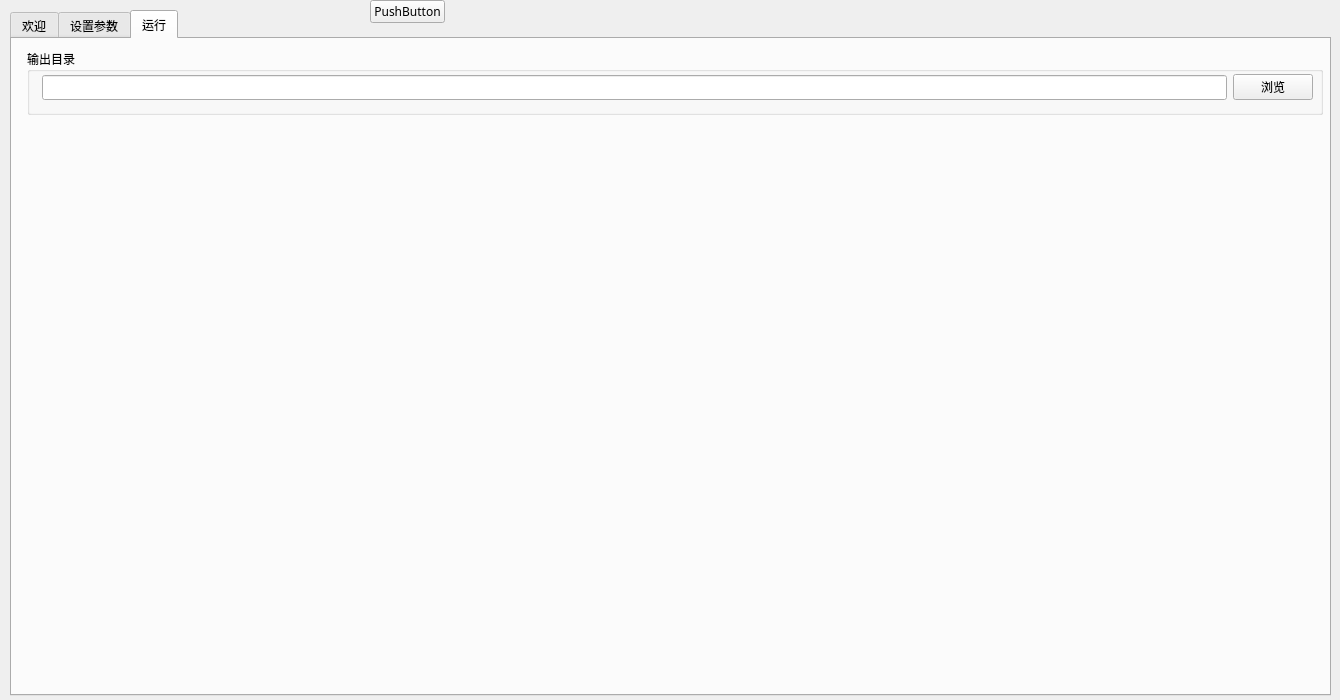
radoth/encoder, file display.ui: the form before one commit.
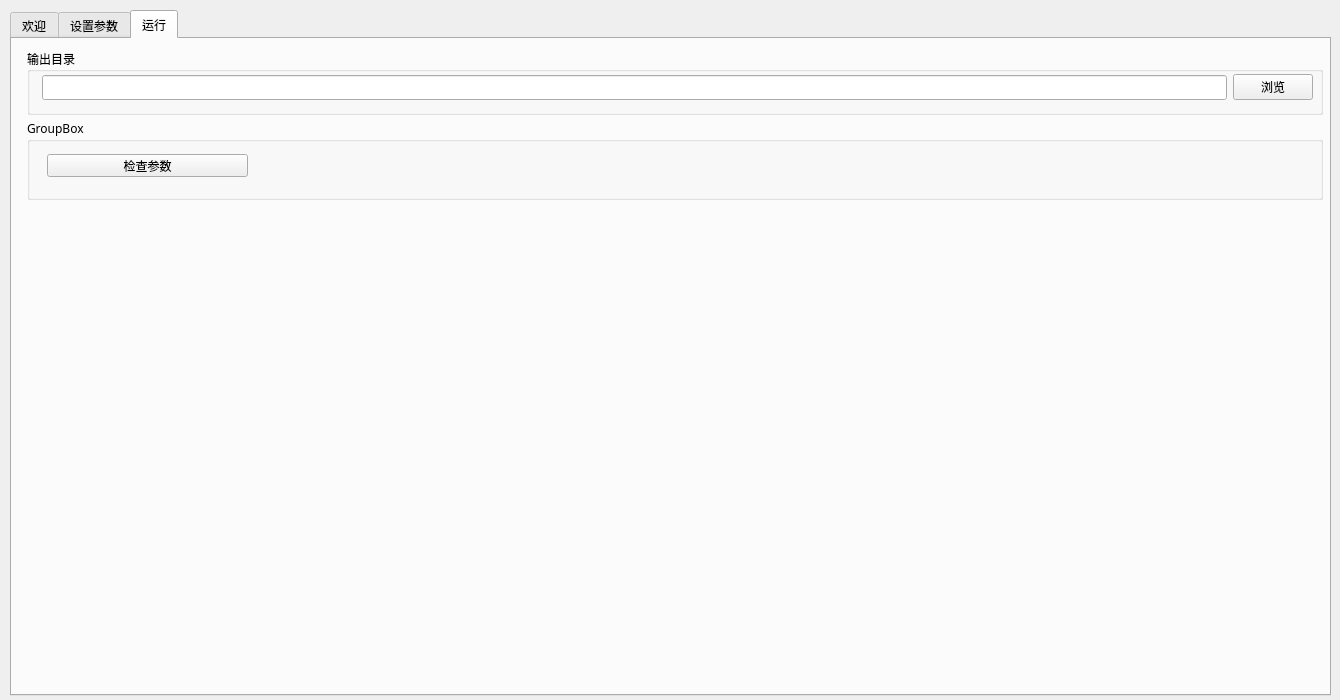
The form after the commit.

Patch:
```diff
--- a/display.ui
+++ b/display.ui
@@ -1880,6 +1880,32 @@
       </layout>
      </widget>
     </widget>
+    <widget class="QGroupBox" name="groupBox_13">
+     <property name="geometry">
+      <rect>
+       <x>15</x>
+       <y>80</y>
+       <width>1296</width>
+       <height>81</height>
+      </rect>
+     </property>
+     <property name="title">
+      <string>GroupBox</string>
+     </property>
+     <widget class="QPushButton" name="pushButton">
+      <property name="geometry">
+       <rect>
+        <x>20</x>
+        <y>35</y>
+        <width>201</width>
+        <height>23</height>
+       </rect>
+      </property>
+      <property name="text">
+       <string>检查参数</string>
+      </property>
+     </widget>
+    </widget>
    </widget>
   </widget>
   <widget class="QWidget" name="layoutWidget">
@@ -1904,19 +1930,6 @@
    </property>
    <layout class="QHBoxLayout" name="horizontalLayout_5"/>
   </widget>
-  <widget class="QPushButton" name="pushButton">
-   <property name="geometry">
-    <rect>
-     <x>370</x>
-     <y>0</y>
-     <width>75</width>
-     <height>23</height>
-    </rect>
-   </property>
-   <property name="text">
-    <string>PushButton</string>
-   </property>
-  </widget>
  </widget>
  <resources/>
  <connections/>
```
